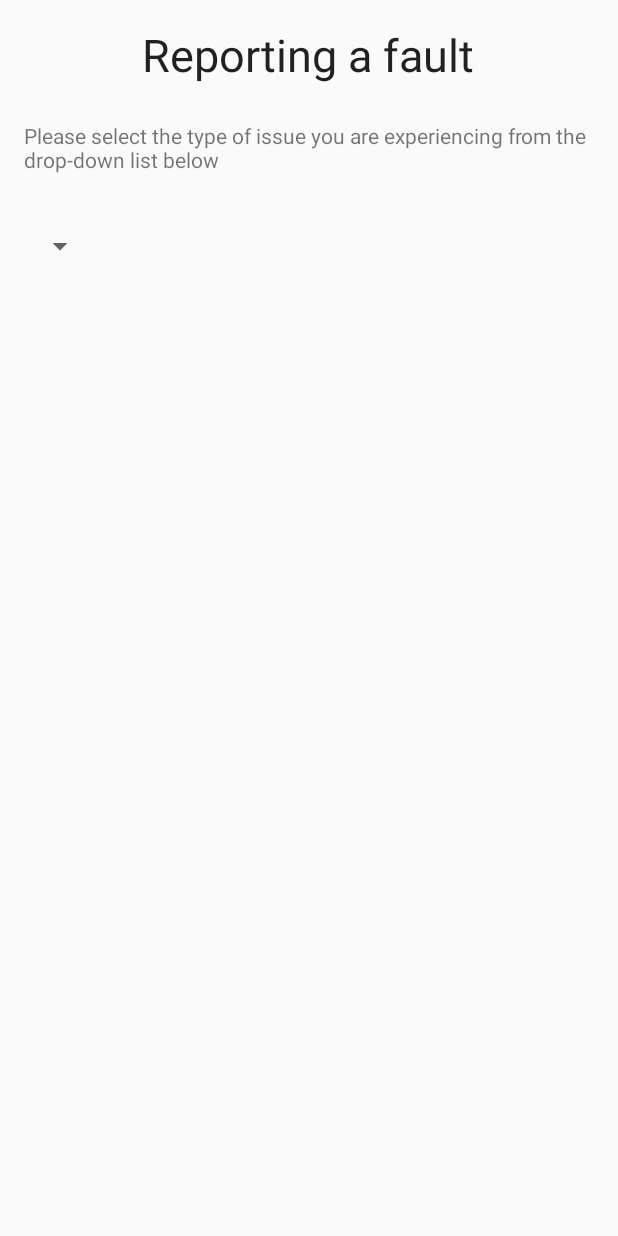
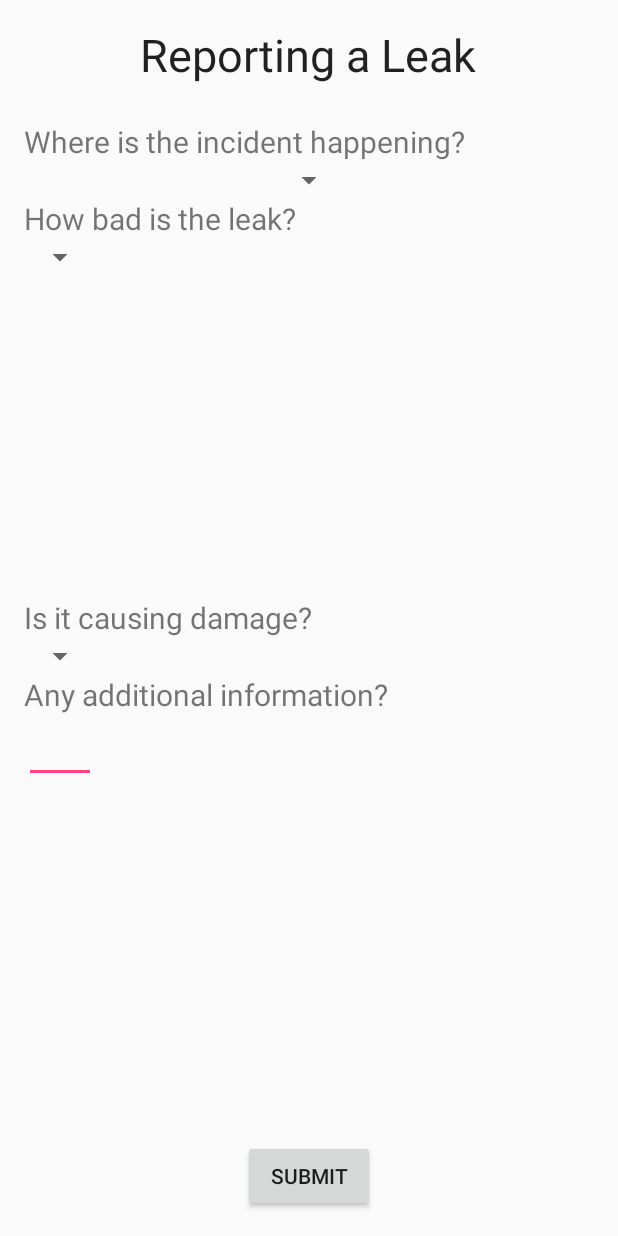
Before and after one commit to Adzwoolly/Water-Reporter, an Android app: the layout activity_submission_form.xml on its own in the app's theme, with its tools: preview values and no code run, on a phone screen of 412 x 824 dp. Run offline under Robolectric (Android 15) with nearby library versions, the phone set to English and light mode, and no system bars.

Commit message:
submission form layout- leak report

```diff
--- a/app/src/main/res/layout/activity_submission_form.xml
+++ b/app/src/main/res/layout/activity_submission_form.xml
@@ -11,7 +11,7 @@
         android:layout_width="wrap_content"
         android:layout_height="wrap_content"
         android:textAppearance="?android:attr/textAppearanceLarge"
-        android:text="Reporting a fault"
+        android:text="Reporting a Leak"
         android:id="@+id/textView2"
         android:textSize="30dp"
         android:layout_alignParentTop="true"
@@ -21,24 +21,91 @@
         android:layout_width="wrap_content"
         android:layout_height="wrap_content"
         android:textAppearance="?android:attr/textAppearanceSmall"
-        android:text="Please select the type of issue you are experiencing from the drop-down list below"
+        android:text="Where is the incident happening?"
         android:id="@+id/textView3"
         android:layout_marginTop="24dp"
         android:layout_below="@+id/textView2"
         android:layout_alignParentLeft="true"
-        android:layout_alignParentStart="true" />
+        android:layout_alignParentStart="true"
+        android:textSize="20dp" />
 
     <Spinner
         android:layout_width="wrap_content"
         android:layout_height="wrap_content"
         android:id="@+id/spinner"
+        android:spinnerMode="dropdown"
+        android:transitionGroup="false"
+        android:clickable="true"
         android:layout_below="@+id/textView3"
+        android:layout_centerHorizontal="true" />
+
+    <TextView
+        android:layout_width="wrap_content"
+        android:layout_height="wrap_content"
+        android:textAppearance="?android:attr/textAppearanceSmall"
+        android:text="How bad is the leak?"
+        android:id="@+id/textView4"
+        android:layout_below="@+id/spinner"
         android:layout_alignParentLeft="true"
         android:layout_alignParentStart="true"
-        android:layout_marginTop="36dp"
-        android:layout_alignParentEnd="false"
-        android:spinnerMode="dropdown"
-        android:transitionGroup="false"
-        android:clickable="true" />
+        android:textSize="20dp" />
+
+    <Spinner
+        android:layout_width="wrap_content"
+        android:layout_height="wrap_content"
+        android:id="@+id/spinner2"
+        android:layout_below="@+id/textView4"
+        android:layout_alignParentLeft="true"
+        android:layout_alignParentStart="true" />
+
+    <TextView
+        android:layout_width="wrap_content"
+        android:layout_height="wrap_content"
+        android:textAppearance="?android:attr/textAppearanceSmall"
+        android:text="Is it causing damage?"
+        android:id="@+id/textView7"
+        android:layout_centerVertical="true"
+        android:layout_alignParentLeft="true"
+        android:layout_alignParentStart="true"
+        android:textSize="20dp" />
+
+    <Spinner
+        android:layout_width="wrap_content"
+        android:layout_height="wrap_content"
+        android:id="@+id/spinner3"
+        android:layout_below="@+id/textView7"
+        android:layout_alignParentLeft="true"
+        android:layout_alignParentStart="true" />
+
+    <TextView
+        android:layout_width="wrap_content"
+        android:layout_height="wrap_content"
+        android:textAppearance="?android:attr/textAppearanceSmall"
+        android:text="Any additional information?"
+        android:id="@+id/textView8"
+        android:layout_below="@+id/spinner3"
+        android:layout_alignParentLeft="true"
+        android:layout_alignParentStart="true"
+        android:textSize="20dp" />
+
+    <EditText
+        android:layout_width="wrap_content"
+        android:layout_height="wrap_content"
+        android:inputType="textMultiLine"
+        android:ems="10"
+        android:id="@+id/editText"
+        android:layout_below="@+id/textView8"
+        android:layout_alignParentLeft="true"
+        android:layout_alignParentStart="true"
+        android:layout_alignRight="@+id/spinner3"
+        android:layout_alignEnd="@+id/spinner3" />
+
+    <Button
+        android:layout_width="wrap_content"
+        android:layout_height="wrap_content"
+        android:text="submit"
+        android:id="@+id/button2"
+        android:layout_alignParentBottom="true"
+        android:layout_centerHorizontal="true" />
 
 </RelativeLayout>
```
